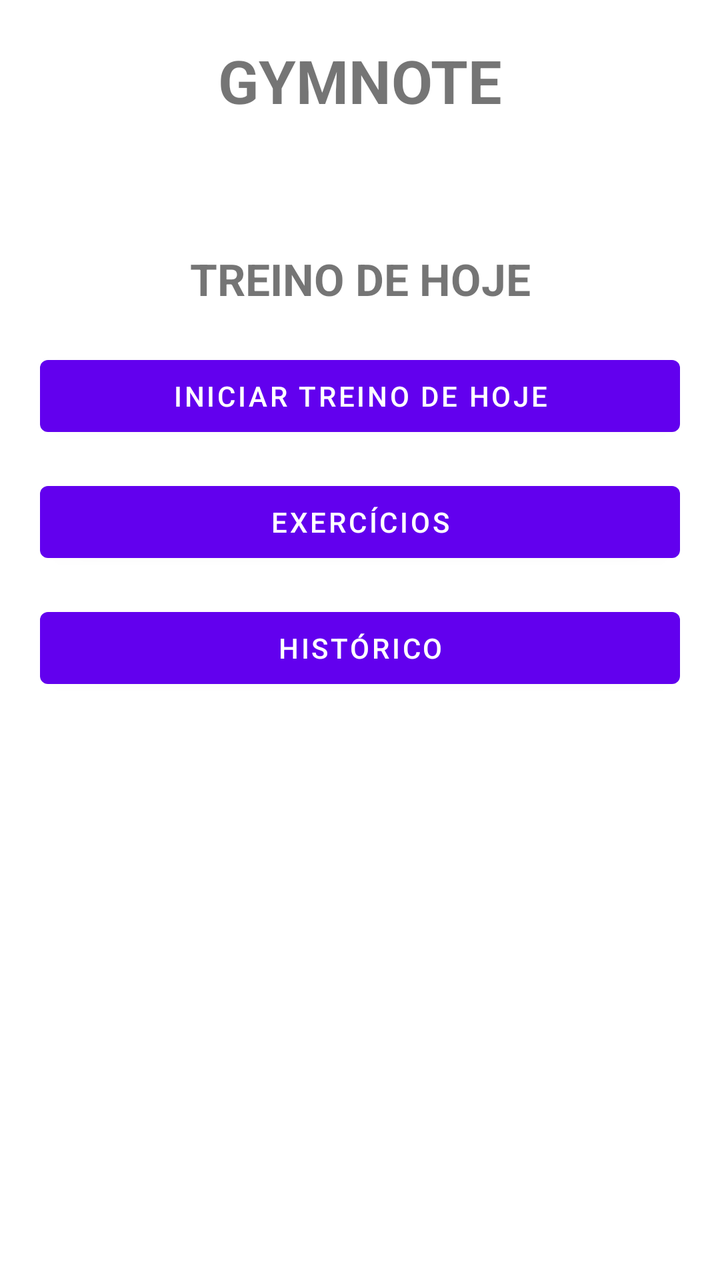
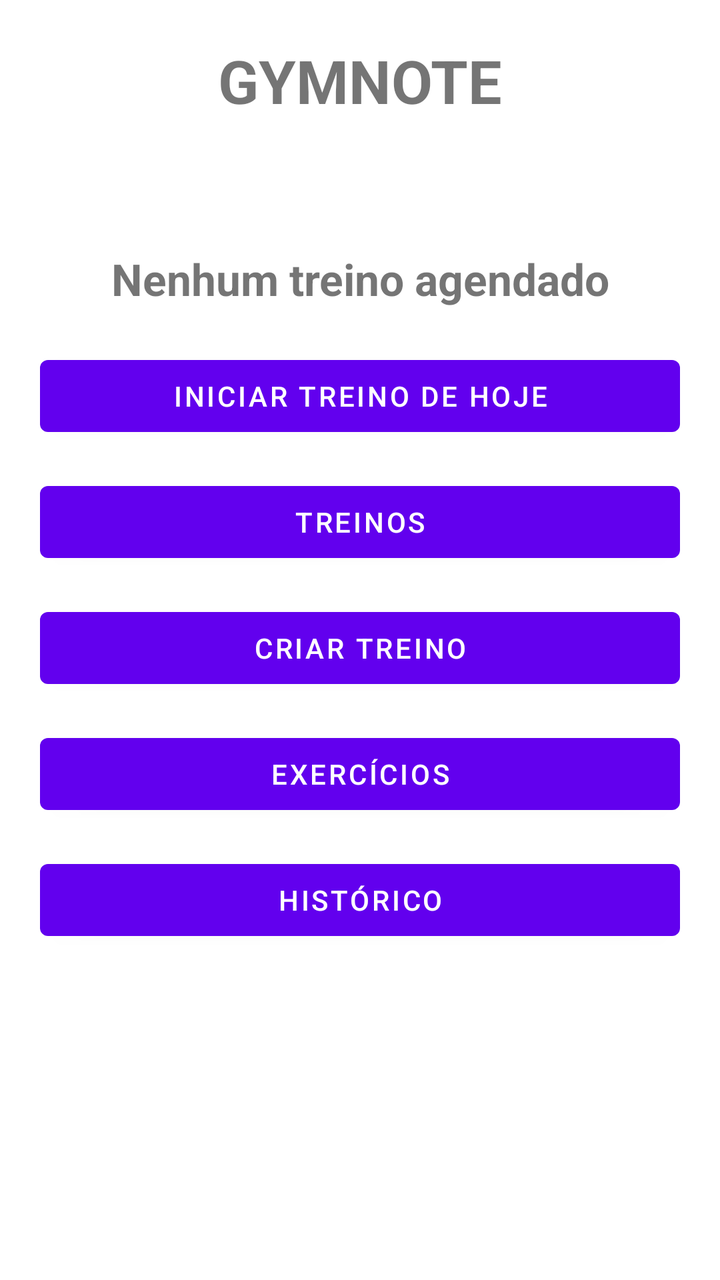

An Android layout rendered at two revisions. The XML below is the earlier revision; the diff shows what the commit changed to produce the second picture.
<!-- AndroidManifest.xml: application theme Theme.GymNote -->
<!-- res/layout/fragment_menu.xml -->
<?xml version="1.0" encoding="utf-8"?>
<LinearLayout xmlns:android="http://schemas.android.com/apk/res/android"
    xmlns:tools="http://schemas.android.com/tools"
    android:layout_width="match_parent"
    android:layout_height="match_parent"
    android:orientation="vertical"
    android:padding="20dp"
    tools:context=".ui.menu.MenuFragment">

    <TextView
        android:layout_width="match_parent"
        android:layout_height="wrap_content"
        android:gravity="center"
        android:text="GYMNOTE"
        android:textSize="30sp"
        android:textStyle="bold" />

    <TextView
        android:id="@+id/txtHoje"
        android:layout_width="match_parent"
        android:layout_height="wrap_content"
        android:layout_marginTop="10dp"
        android:gravity="center"
        android:textSize="18sp" />

    <TextView
        android:id="@+id/txtTreinoHoje"
        android:layout_width="match_parent"
        android:layout_height="wrap_content"
        android:layout_marginTop="30dp"
        android:gravity="center"
        android:text="TREINO DE HOJE"
        android:textSize="22sp"
        android:textStyle="bold" />

    <Button
        android:id="@+id/btVerTreinoHoje"
        android:layout_width="match_parent"
        android:layout_height="wrap_content"
        android:layout_marginTop="20dp"
        android:text="INICIAR TREINO DE HOJE" />

    <Button
        android:id="@+id/btExercicios"
        android:layout_width="match_parent"
        android:layout_height="wrap_content"
        android:layout_marginTop="15dp"
        android:text="EXERCÍCIOS" />

    <Button
        android:id="@+id/btHistorico"
        android:layout_width="match_parent"
        android:layout_height="wrap_content"
        android:layout_marginTop="15dp"
        android:text="HISTÓRICO" />

</LinearLayout>
<!-- resources referenced by this layout -->
<resources>
  <style name="Theme.GymNote" parent="Theme.MaterialComponents.DayNight.DarkActionBar">
          
          <item name="colorPrimary">@color/purple_500</item>
          <item name="colorPrimaryVariant">@color/purple_700</item>
          <item name="colorOnPrimary">@color/white</item>
          
          <item name="colorSecondary">@color/teal_200</item>
          <item name="colorSecondaryVariant">@color/teal_700</item>
          <item name="colorOnSecondary">@color/black</item>
          
          <item name="android:statusBarColor">?attr/colorPrimaryVariant</item>
          
      </style>
  <color name="purple_500">#FF6200EE</color>
  <color name="purple_700">#FF3700B3</color>
  <color name="white">#FFFFFFFF</color>
  <color name="teal_200">#FF03DAC5</color>
  <color name="teal_700">#FF018786</color>
  <color name="black">#FF000000</color>
</resources>

<!-- the commit's change to res/layout/fragment_menu.xml (unified diff, before → after) -->
@@ -29,7 +29,7 @@
         android:layout_height="wrap_content"
         android:layout_marginTop="30dp"
         android:gravity="center"
-        android:text="TREINO DE HOJE"
+        android:text="Nenhum treino agendado"
         android:textSize="22sp"
         android:textStyle="bold" />
 
@@ -39,6 +39,20 @@
         android:layout_height="wrap_content"
         android:layout_marginTop="20dp"
         android:text="INICIAR TREINO DE HOJE" />
+
+    <Button
+        android:id="@+id/btTreinos"
+        android:layout_width="match_parent"
+        android:layout_height="wrap_content"
+        android:layout_marginTop="15dp"
+        android:text="TREINOS" />
+
+    <Button
+        android:id="@+id/btCriarTreino"
+        android:layout_width="match_parent"
+        android:layout_height="wrap_content"
+        android:layout_marginTop="15dp"
+        android:text="CRIAR TREINO" />
 
     <Button
         android:id="@+id/btExercicios"
